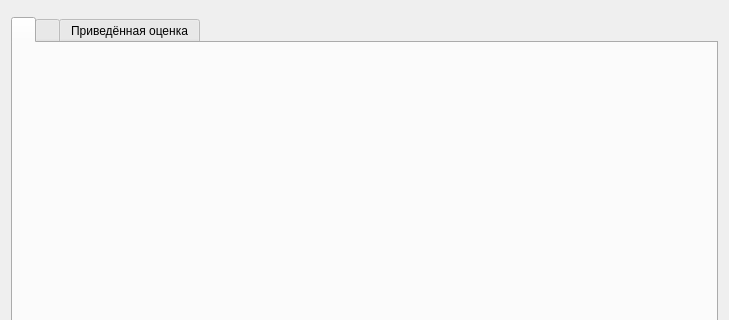
Old version of the form expertreviewlib/propertytreeviewer.ui in the repository AndreyMlashkin/ExpertReview; both pictures show x 0 to 729 and y 0 to 320 of the 729 by 637 pixel window.
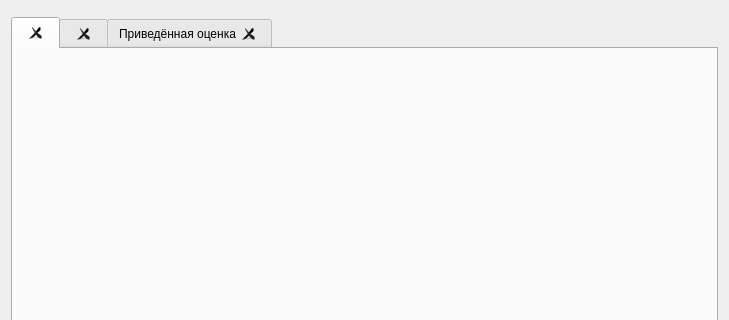
New version of the form. Icons and pictures are not drawn.

Commit message: Added close button to tabs + hide it from service tabs

Patch:
```diff
--- a/expertreviewlib/propertytreeviewer.ui
+++ b/expertreviewlib/propertytreeviewer.ui
@@ -24,6 +24,9 @@
        <property name="currentIndex">
         <number>0</number>
        </property>
+       <property name="tabsClosable">
+        <bool>true</bool>
+       </property>
        <widget class="QWidget" name="add">
         <attribute name="icon">
          <iconset resource="resources.qrc">
```
The commit also changes 2 other files.
